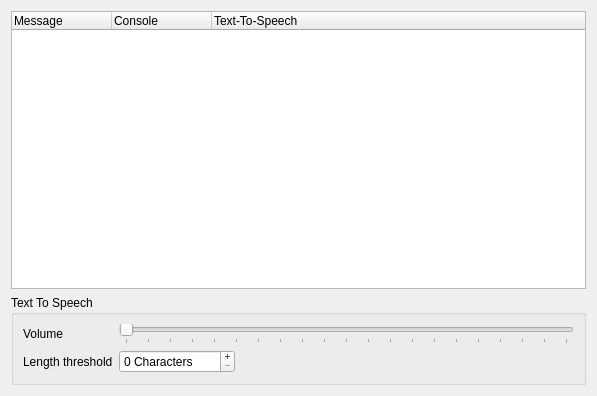
Above: src/mumble/Log.ui from mumble-voip/mumble before the change. Below: the same form after it.
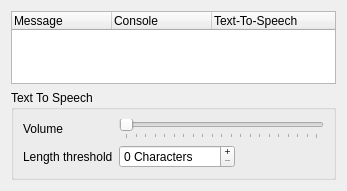
That is the form after the change.

Patch:
```diff
--- a/src/mumble/Log.ui
+++ b/src/mumble/Log.ui
@@ -5,8 +5,8 @@
    <rect>
     <x>0</x>
     <y>0</y>
-    <width>597</width>
-    <height>396</height>
+    <width>347</width>
+    <height>191</height>
    </rect>
   </property>
   <property name="windowTitle" >
```
